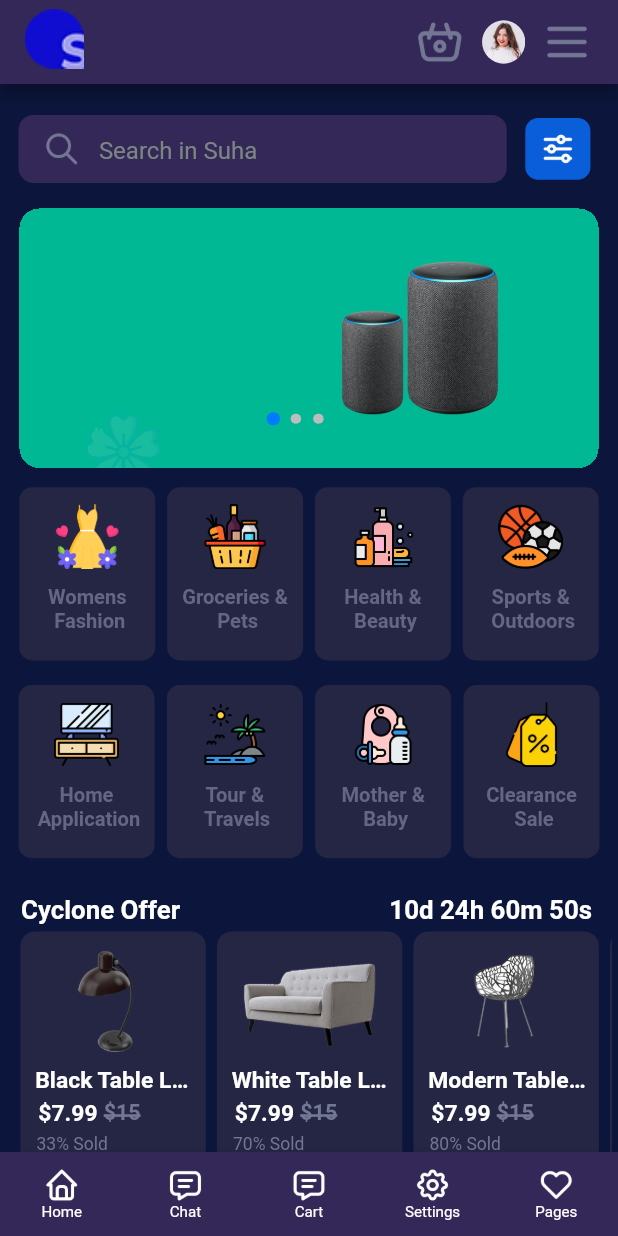
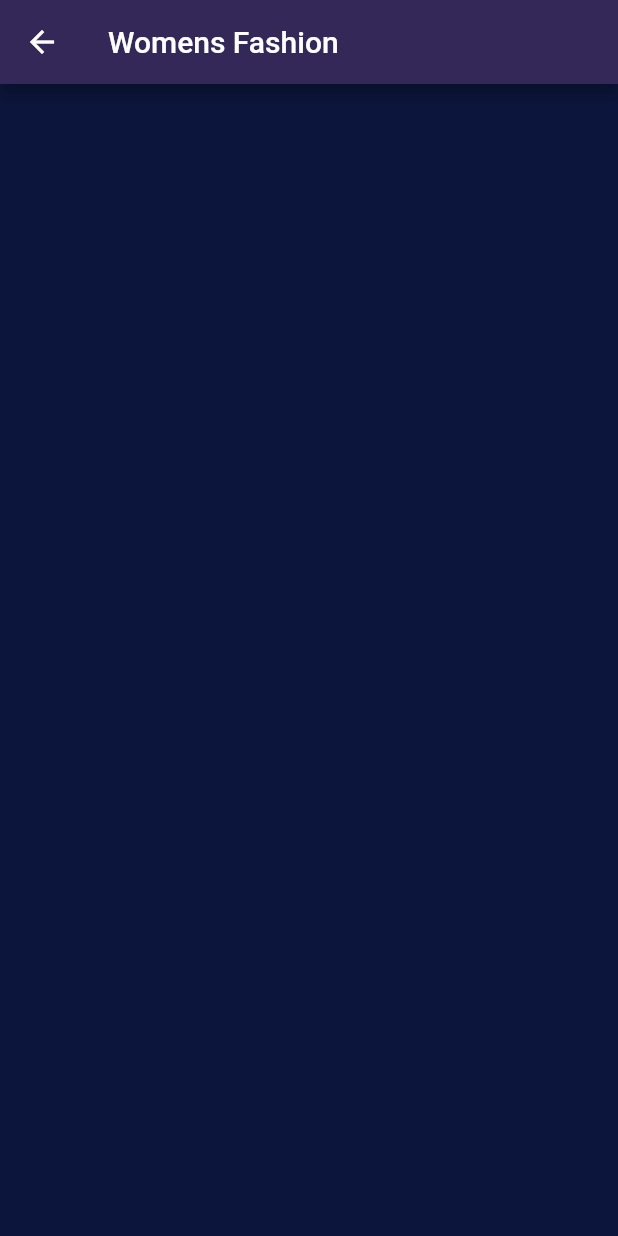
Before and after one commit to Alaminpk05/Suha, a Flutter app: the screen it shows after launch, after a tap on an icon or button, on a phone screen of 412 x 824 dp. Run offline on Flutter 3.47's test engine with Material 3 defaults, Android fonts, the light colour scheme and no system bars; drawn by our look-alikes of smooth_page_indicator; our stand-ins replace badges, percent_indicator, responsive_sizer; Roboto replaces fonts that are missing (PlusJakartaSans-Regular.ttf).

Commit message:
Add category view page and optimize category code

```diff
--- a/lib/pages/Home/Widgets/SectionWidgets/category.dart
+++ b/lib/pages/Home/Widgets/SectionWidgets/category.dart
@@ -1,14 +1,49 @@
 import 'package:flutter/cupertino.dart';
+import 'package:flutter/material.dart';
 import 'package:responsive_sizer/responsive_sizer.dart';
+import 'package:shuhaui/pages/categoryView.dart';
+import 'package:shuhaui/utils/constant.dart';
 import '../singlewidgets/categorybuttonwidget.dart';
 
 
 
 
+class CategorySection1 extends StatelessWidget {
+  CategorySection1({super.key});
+
+
+
+  @override
+  Widget build(BuildContext context) {
+    return Padding(
+      padding: EdgeInsets.only(left: 1.2.w, right: 1.2.w, top: 0.5.h, bottom: 0.5.h),
+      child: Row(
+        mainAxisAlignment: MainAxisAlignment.spaceEvenly,
+        crossAxisAlignment: CrossAxisAlignment.start,
+        children: List.generate(categoryDataList1.length, (index) {
+          final item = categoryDataList1[index];
+          return CategoryWidget(
+            image: item['image'],
+            text: item['text'],
+            ontap: () {
+              Navigator.push(context, MaterialPageRoute(builder: (context)=>
+                  Categoryview(title: item['title'])));
+            },
+          );
+        }),
+      ),
+    );
+  }
+}
+
+
+
+
 class CategorySection2 extends StatelessWidget {
-  const CategorySection2({
+   CategorySection2({
     super.key,
   });
+
 
   @override
   Widget build(BuildContext context) {
@@ -18,44 +53,14 @@ class CategorySection2 extends StatelessWidget {
         mainAxisAlignment: MainAxisAlignment.spaceEvenly,
         crossAxisAlignment: CrossAxisAlignment.start,
 
-        children: [
-          CategoryWidget(image: 'assets/tv-table.png', text: 'Home\n Application', ontap: () {  },),
-
-          CategoryWidget(image: 'assets/beach.png', text: 'Tour & \n Travels', ontap: () {  },),
-          CategoryWidget(image: 'assets/baby-products.png', text: 'Mother & \n Baby', ontap: () {  },),
-          CategoryWidget(image: 'assets/price-tag.png', text: 'Clearance\n Sale', ontap: () {  },),
-
-
-        ],
+        children: List.generate(categoryDataList2.length, (index){
+          final item = categoryDataList2[index];
+          return CategoryWidget(image: item['image'], text: item['text'], ontap: (){
+            Navigator.push(context, MaterialPageRoute(builder: (context)=>
+                Categoryview(title: item['title'])));
+          });
+        })
       ),
     );
   }
 }
-
-class CategorySection1 extends StatelessWidget {
-  const CategorySection1({
-    super.key,
-  });
-
-  @override
-  Widget build(BuildContext context) {
-    return Padding(
-      padding:  EdgeInsets.only(left: 1.2.w,right:1.2.w,top: 0.5.h,bottom: 0.5.h),
-      child: Row(
-        mainAxisAlignment: MainAxisAlignment.spaceEvenly,
-        crossAxisAlignment: CrossAxisAlignment.start,
-
-        children: [
-          CategoryWidget(image: 'assets/woman-clothes.png', text: 'Womens \n Fashion', ontap: () {  },),
-          CategoryWidget(image: 'assets/grocery.png', text: 'Groceries &\n Pets', ontap: () {  },),
-          CategoryWidget(image: 'assets/shampoo.png', text: 'Health &\n Beauty', ontap: () {  },),
-          CategoryWidget(image: 'assets/rowboat.png', text: 'Sports &\n Outdoors', ontap: () {  },),
-
-
-
-
-        ],
-      ),
-    );
-  }
-}
--- a/lib/pages/Home/home_view.dart
+++ b/lib/pages/Home/home_view.dart
@@ -117,10 +117,10 @@ class _HomeScreenState extends State<HomeScreen> {
           padding: EdgeInsets.only(bottom: 2.h),
           child: Column(
             children: [
-              Search_Filter(),
+              const Search_Filter(),
               ImageSlider(),
-              CategorySection1(),
-              CategorySection2(),
+               CategorySection1(),
+               CategorySection2(),
               CycloneOfferSection(
                   digitDays: digitDays,
                   digitHours: digitHours,
@@ -132,10 +132,10 @@ class _HomeScreenState extends State<HomeScreen> {
                   digitHours: digitHours,
                   digitMinutes: digitMinutes,
                   digitSeconds: digitSeconds),
-              DiscountSection(),
-              WeeklyBestSellerSection(),
-              DiscountSection2(),
-              Featuredproductssection(),
+              const DiscountSection(),
+              const WeeklyBestSellerSection(),
+              const DiscountSection2(),
+              const Featuredproductssection(),
 
 
               CollectionsSection(),
--- /dev/null
+++ b/lib/pages/categoryView.dart
@@ -0,0 +1,23 @@
+import 'package:flutter/material.dart';
+
+class Categoryview extends StatelessWidget {
+  final String title;
+  const Categoryview({super.key, required this.title});
+
+  @override
+  Widget build(BuildContext context) {
+    return  Scaffold(
+      appBar: AppBar(
+        title: Text(title),
+      ),
+      body: Container(
+        child: Column(
+          children: [
+
+          ],
+        ),
+      ),
+
+    );
+  }
+}
--- a/lib/utils/constant.dart
+++ b/lib/utils/constant.dart
@@ -47,6 +47,19 @@ List<Map<String,String>> sliderdetails=[
 
   },
 ];
+///Category Data List & Category2
+final List<Map<String, dynamic>> categoryDataList1 = [
+  {"image": 'assets/woman-clothes.png', 'text': 'Womens \n Fashion', 'title': 'Womens Fashion'},
+  {"image": 'assets/grocery.png', 'text': 'Groceries &\n Pets','title': 'Groceries & Pets'},
+  {"image": 'assets/shampoo.png', 'text': 'Health &\n Beauty','title': 'Health & Beauty'},
+  {"image": 'assets/rowboat.png', 'text': 'Sports &\n Outdoors','title': 'Sports & Outdoors'},
+];
+List<Map<String,dynamic>> categoryDataList2=[
+  {"image": 'assets/tv-table.png', 'text': 'Home & \nAppllance','title': 'Home Appllance',},
+  {"image": 'assets/beach.png', 'text': 'Tour & \n Travels','title': 'Tour & Travels',},
+  {"image": 'assets/baby-products.png', 'text': 'Mother & \n Baby','title': 'Mother & Baby',},
+  {"image": 'assets/price-tag.png', 'text': 'Clearance\n Sale','title': 'Clearance Sale',},
+];
 
 /// cyclone offer widget's List
 List<Map<String, dynamic>> cycloneOfferItems = [
```
Also changed, not shown: pubspec.lock.
